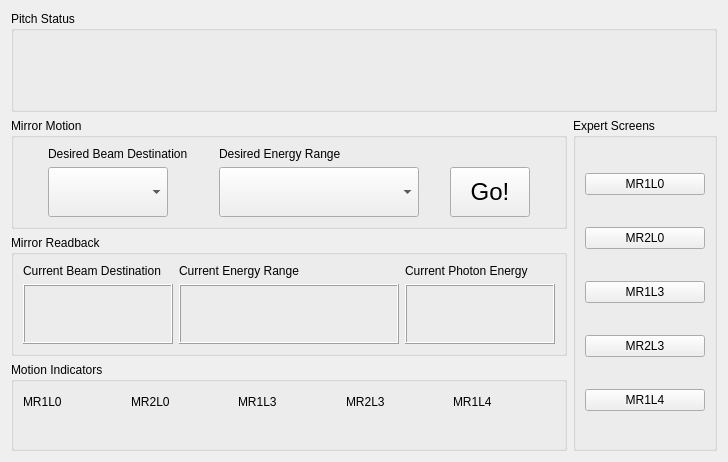
First picture: the form in homs_overview/homs_overview.ui, repository mseaberg/homs_overview, before the edit.
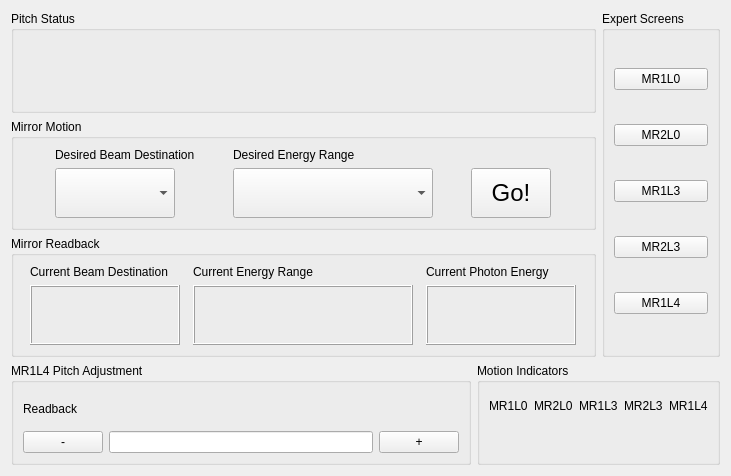
Second picture: the form after the edit. Custom widgets are drawn as their Qt base class.

```diff
--- a/homs_overview/homs_overview.ui
+++ b/homs_overview/homs_overview.ui
@@ -6,8 +6,8 @@
    <rect>
     <x>0</x>
     <y>0</y>
-    <width>728</width>
-    <height>462</height>
+    <width>731</width>
+    <height>476</height>
    </rect>
   </property>
   <property name="sizePolicy">
@@ -20,7 +20,7 @@
    <string>Beam Destination</string>
   </property>
   <layout class="QGridLayout" name="gridLayout">
-   <item row="1" column="1" rowspan="3">
+   <item row="0" column="2" rowspan="3">
     <widget class="QGroupBox" name="groupBox_3">
      <property name="title">
       <string>Expert Screens</string>
@@ -184,108 +184,7 @@
      </layout>
     </widget>
    </item>
-   <item row="1" column="0">
-    <widget class="QGroupBox" name="groupBox">
-     <property name="sizePolicy">
-      <sizepolicy hsizetype="Preferred" vsizetype="Preferred">
-       <horstretch>0</horstretch>
-       <verstretch>0</verstretch>
-      </sizepolicy>
-     </property>
-     <property name="maximumSize">
-      <size>
-       <width>1000</width>
-       <height>16777215</height>
-      </size>
-     </property>
-     <property name="title">
-      <string>Mirror Motion</string>
-     </property>
-     <layout class="QGridLayout" name="gridLayout_3">
-      <item row="1" column="1">
-       <widget class="QComboBox" name="energyComboBox">
-        <property name="minimumSize">
-         <size>
-          <width>200</width>
-          <height>50</height>
-         </size>
-        </property>
-        <property name="maximumSize">
-         <size>
-          <width>200</width>
-          <height>16777215</height>
-         </size>
-        </property>
-        <property name="font">
-         <font>
-          <pointsize>18</pointsize>
-         </font>
-        </property>
-       </widget>
-      </item>
-      <item row="1" column="0">
-       <widget class="QComboBox" name="hutchComboBox">
-        <property name="minimumSize">
-         <size>
-          <width>120</width>
-          <height>50</height>
-         </size>
-        </property>
-        <property name="maximumSize">
-         <size>
-          <width>120</width>
-          <height>16777215</height>
-         </size>
-        </property>
-        <property name="font">
-         <font>
-          <pointsize>18</pointsize>
-         </font>
-        </property>
-       </widget>
-      </item>
-      <item row="1" column="2">
-       <widget class="QPushButton" name="moveButton">
-        <property name="minimumSize">
-         <size>
-          <width>80</width>
-          <height>50</height>
-         </size>
-        </property>
-        <property name="maximumSize">
-         <size>
-          <width>80</width>
-          <height>16777215</height>
-         </size>
-        </property>
-        <property name="font">
-         <font>
-          <pointsize>18</pointsize>
-         </font>
-        </property>
-        <property name="text">
-         <string>Go!</string>
-        </property>
-       </widget>
-      </item>
-      <item row="0" column="0">
-       <widget class="QLabel" name="label">
-        <property name="text">
-         <string>Desired Beam Destination</string>
-        </property>
-       </widget>
-      </item>
-      <item row="0" column="1">
-       <widget class="QLabel" name="label_4">
-        <property name="text">
-         <string>Desired Energy Range</string>
-        </property>
-       </widget>
-      </item>
-     </layout>
-    </widget>
-   </item>
-   <item row="3" column="0">
+   <item row="3" column="1" colspan="2">
     <widget class="QGroupBox" name="groupBox_4">
      <property name="title">
       <string>Motion Indicators</string>
@@ -344,7 +243,7 @@
      </layout>
     </widget>
    </item>
-   <item row="2" column="0">
+   <item row="2" column="0" colspan="2">
     <widget class="QGroupBox" name="groupBox_2">
      <property name="maximumSize">
       <size>
@@ -491,6 +390,107 @@
      </layout>
     </widget>
    </item>
+   <item row="1" column="0" colspan="2">
+    <widget class="QGroupBox" name="groupBox">
+     <property name="sizePolicy">
+      <sizepolicy hsizetype="Preferred" vsizetype="Preferred">
+       <horstretch>0</horstretch>
+       <verstretch>0</verstretch>
+      </sizepolicy>
+     </property>
+     <property name="maximumSize">
+      <size>
+       <width>1000</width>
+       <height>16777215</height>
+      </size>
+     </property>
+     <property name="title">
+      <string>Mirror Motion</string>
+     </property>
+     <layout class="QGridLayout" name="gridLayout_3">
+      <item row="1" column="1">
+       <widget class="QComboBox" name="energyComboBox">
+        <property name="minimumSize">
+         <size>
+          <width>200</width>
+          <height>50</height>
+         </size>
+        </property>
+        <property name="maximumSize">
+         <size>
+          <width>200</width>
+          <height>16777215</height>
+         </size>
+        </property>
+        <property name="font">
+         <font>
+          <pointsize>18</pointsize>
+         </font>
+        </property>
+       </widget>
+      </item>
+      <item row="1" column="0">
+       <widget class="QComboBox" name="hutchComboBox">
+        <property name="minimumSize">
+         <size>
+          <width>120</width>
+          <height>50</height>
+         </size>
+        </property>
+        <property name="maximumSize">
+         <size>
+          <width>120</width>
+          <height>16777215</height>
+         </size>
+        </property>
+        <property name="font">
+         <font>
+          <pointsize>18</pointsize>
+         </font>
+        </property>
+       </widget>
+      </item>
+      <item row="1" column="2">
+       <widget class="QPushButton" name="moveButton">
+        <property name="minimumSize">
+         <size>
+          <width>80</width>
+          <height>50</height>
+         </size>
+        </property>
+        <property name="maximumSize">
+         <size>
+          <width>80</width>
+          <height>16777215</height>
+         </size>
+        </property>
+        <property name="font">
+         <font>
+          <pointsize>18</pointsize>
+         </font>
+        </property>
+        <property name="text">
+         <string>Go!</string>
+        </property>
+       </widget>
+      </item>
+      <item row="0" column="0">
+       <widget class="QLabel" name="label">
+        <property name="text">
+         <string>Desired Beam Destination</string>
+        </property>
+       </widget>
+      </item>
+      <item row="0" column="1">
+       <widget class="QLabel" name="label_4">
+        <property name="text">
+         <string>Desired Energy Range</string>
+        </property>
+       </widget>
+      </item>
+     </layout>
+    </widget>
+   </item>
    <item row="0" column="0" colspan="2">
     <widget class="QGroupBox" name="groupBox_5">
      <property name="title">
@@ -521,6 +521,74 @@
      </layout>
     </widget>
    </item>
+   <item row="3" column="0">
+    <widget class="QGroupBox" name="pitchGroupbox">
+     <property name="title">
+      <string>MR1L4 Pitch Adjustment</string>
+     </property>
+     <layout class="QGridLayout" name="gridLayout_5">
+      <item row="0" column="0">
+       <widget class="QLabel" name="label_12">
+        <property name="text">
+         <string>Readback</string>
+        </property>
+       </widget>
+      </item>
+      <item row="1" column="0">
+       <widget class="PyDMPushButton" name="NegTweakButton">
+        <property name="toolTip">
+         <string/>
+        </property>
+        <property name="text">
+         <string>-</string>
+        </property>
+        <property name="channel" stdset="0">
+         <string>ca://MR1L4:HOMS:MMS:PITCH.TWR</string>
+        </property>
+       </widget>
+      </item>
+      <item row="1" column="1">
+       <widget class="PyDMLineEdit" name="TweakAmountLineEdit">
+        <property name="toolTip">
+         <string/>
+        </property>
+        <property name="showUnits" stdset="0">
+         <bool>true</bool>
+        </property>
+        <property name="channel" stdset="0">
+         <string>ca://MR1L4:HOMS:MMS:PITCH.TWV</string>
+        </property>
+       </widget>
+      </item>
+      <item row="1" column="2">
+       <widget class="PyDMPushButton" name="PosTweakButton">
+        <property name="toolTip">
+         <string/>
+        </property>
+        <property name="text">
+         <string>+</string>
+        </property>
+        <property name="channel" stdset="0">
+         <string>ca://MR1L4:HOMS:MMS:PITCH.TWF</string>
+        </property>
+       </widget>
+      </item>
+      <item row="0" column="1">
+       <widget class="PyDMLabel" name="PitchReadbackLabel">
+        <property name="toolTip">
+         <string/>
+        </property>
+        <property name="showUnits" stdset="0">
+         <bool>true</bool>
+        </property>
+        <property name="channel" stdset="0">
+         <string>ca://MR1L4:HOMS:MMS:PITCH.RBV</string>
+        </property>
+       </widget>
+      </item>
+     </layout>
+    </widget>
+   </item>
   </layout>
  </widget>
  <customwidgets>
@@ -529,6 +597,16 @@
    <extends>QLabel</extends>
    <header>pydm.widgets.label</header>
   </customwidget>
+  <customwidget>
+   <class>PyDMLineEdit</class>
+   <extends>QLineEdit</extends>
+   <header>pydm.widgets.line_edit</header>
+  </customwidget>
+  <customwidget>
+   <class>PyDMPushButton</class>
+   <extends>QPushButton</extends>
+   <header>pydm.widgets.pushbutton</header>
+  </customwidget>
   <customwidget>
    <class>PyDMRelatedDisplayButton</class>
    <extends>QPushButton</extends>
```
Left out of the diff: 88 changed lines with no effect on the pictures.
